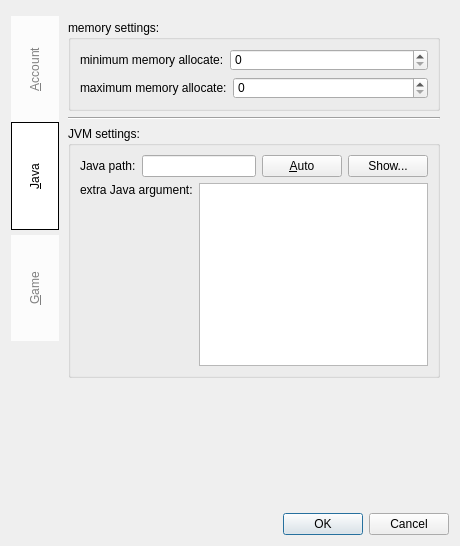
Above: Kaminec/UI/preference.ui from kaniol-lck/Kaminec before the change. Below: the same form after it.
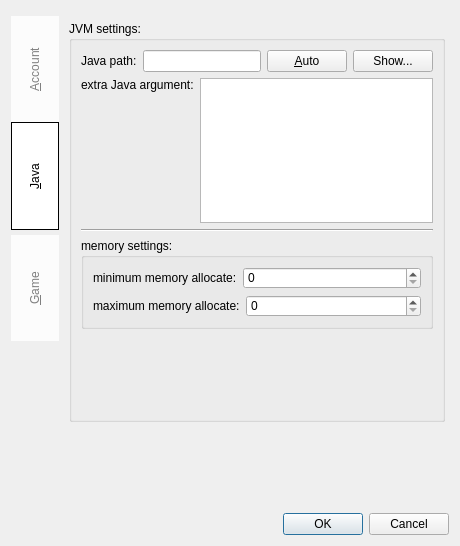
That is the form after the change. The open tabs and pages were chosen to show the change.

Commit message: Fix bug that release version deleted the profiles while renaming.

Patch:
```diff
--- a/Kaminec/UI/preference.ui
+++ b/Kaminec/UI/preference.ui
@@ -140,8 +140,20 @@
       <attribute name="title">
        <string>&amp;Java</string>
       </attribute>
-      <layout class="QVBoxLayout" name="verticalLayout">
-       <item>
+      <widget class="QGroupBox" name="groupBox_5">
+       <property name="geometry">
+        <rect>
+         <x>10</x>
+         <y>10</y>
+         <width>376</width>
+         <height>401</height>
+        </rect>
+       </property>
+       <property name="title">
+        <string>JVM settings:</string>
+       </property>
+       <layout class="QGridLayout" name="gridLayout_5">
+        <item row="3" column="0">
         <widget class="QGroupBox" name="groupBox">
          <property name="title">
           <string>memory settings:</string>
@@ -204,19 +216,13 @@
          </layout>
         </widget>
        </item>
-       <item>
+        <item row="2" column="0">
         <widget class="Line" name="line_2">
          <property name="orientation">
           <enum>Qt::Horizontal</enum>
          </property>
         </widget>
        </item>
-       <item>
-        <widget class="QGroupBox" name="groupBox_5">
-         <property name="title">
-          <string>JVM settings:</string>
-         </property>
-         <layout class="QGridLayout" name="gridLayout_5">
           <item row="0" column="0">
            <layout class="QHBoxLayout" name="horizontalLayout_5">
             <item>
@@ -284,10 +290,7 @@
             </item>
            </layout>
           </item>
-         </layout>
-        </widget>
-       </item>
-       <item>
+        <item row="4" column="0">
         <spacer name="verticalSpacer_4">
          <property name="orientation">
           <enum>Qt::Vertical</enum>
@@ -301,6 +304,7 @@
         </spacer>
        </item>
       </layout>
+      </widget>
      </widget>
      <widget class="QWidget" name="game">
       <attribute name="title">
```
Left out of the diff: 2 changed lines with no effect on the pictures. Lines whose indentation alone changed are shown as unchanged. The commit also changes 2 other files.
